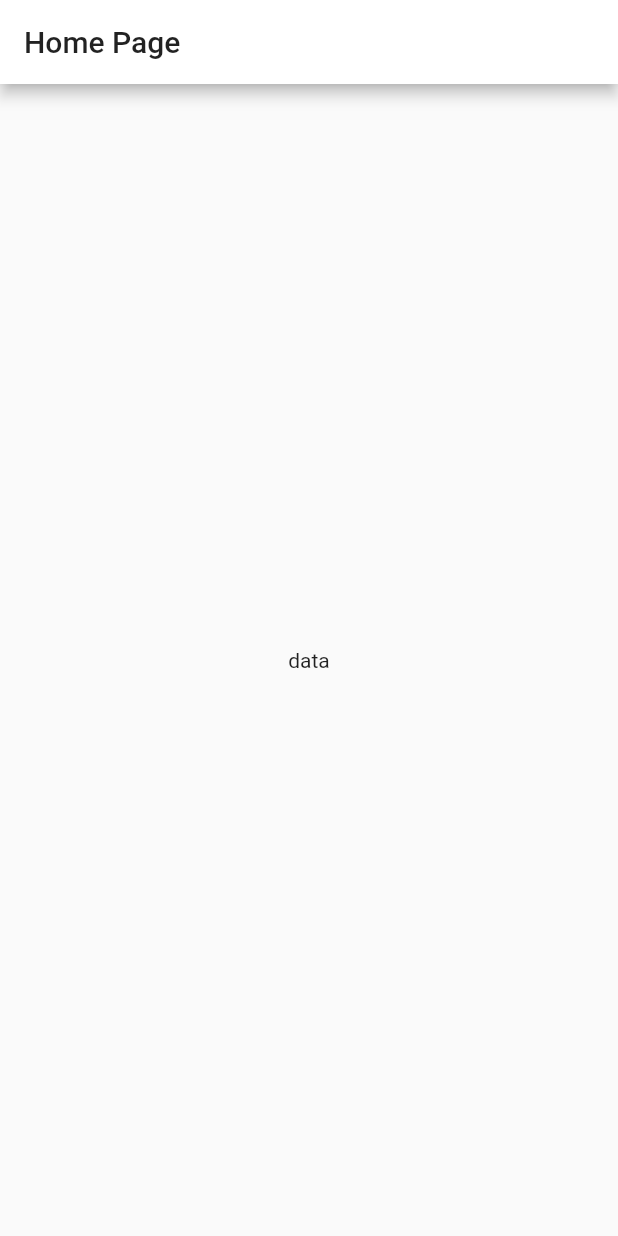
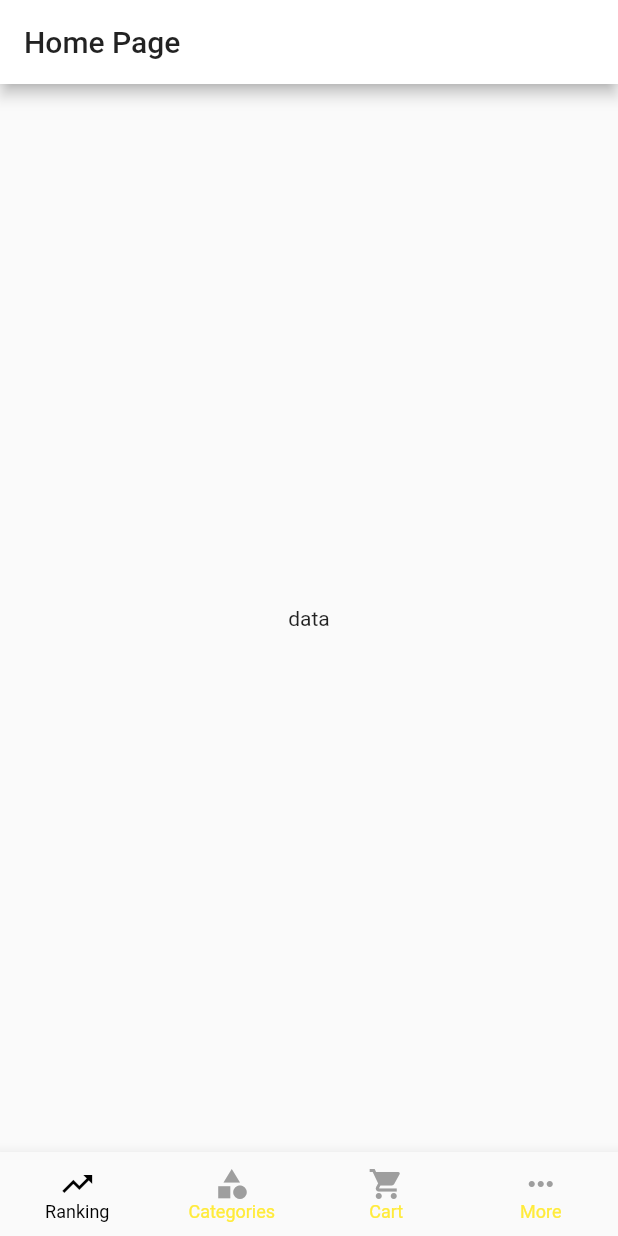
Before and after one commit to mdalameen/heady_sat, a Flutter app: the screen it shows after launch, on a phone screen of 412 x 824 dp. Run offline on Flutter 3.47's test engine with Material 2 defaults, Android fonts, the phone set to English and light mode, and no system bars.

Commit message:
Basic home page with bottom menu

```diff
--- a/lib/pages/home_page.dart
+++ b/lib/pages/home_page.dart
@@ -6,6 +6,8 @@ class HomePage extends StatefulWidget {
 }
 
 class _HomePageState extends State<HomePage> {
+  PageType _currentPage = PageType.values[0];
+
   @override
   Widget build(BuildContext context) {
     return Scaffold(
@@ -15,6 +17,43 @@ class _HomePageState extends State<HomePage> {
       body: Center(
         child: Text('data'),
       ),
+      bottomNavigationBar: BottomNavigationBar(
+        items: _buildBottomItems(),
+        currentIndex: _currentPage.index,
+        onTap: _onPageSelected,
+        type: BottomNavigationBarType.fixed,
+        selectedItemColor: Colors.black,
+        unselectedItemColor: Colors.yellow,
+        selectedFontSize: 12,
+        unselectedFontSize: 12,
+      ),
     );
   }
+
+  _onPageSelected(int index) {
+    _currentPage = PageType.values[index];
+    setState(() {});
+  }
+
+  List<BottomNavigationBarItem> _buildBottomItems() {
+    var icons = <IconData>[
+      Icons.trending_up,
+      Icons.category,
+      Icons.shopping_cart,
+      Icons.more_horiz
+    ];
+    var labels = <String>['Ranking', 'Categories', 'Cart', 'More'];
+    return List.generate(
+        4,
+        (index) => BottomNavigationBarItem(
+            icon: Icon(icons[index],
+                color:
+                    index == _currentPage.index ? Colors.black : Colors.grey),
+            title: Text(
+              labels[index],
+              style: TextStyle(color: Colors.black),
+            )));
+  }
 }
+
+enum PageType { ranking, category, cart, more }
```
